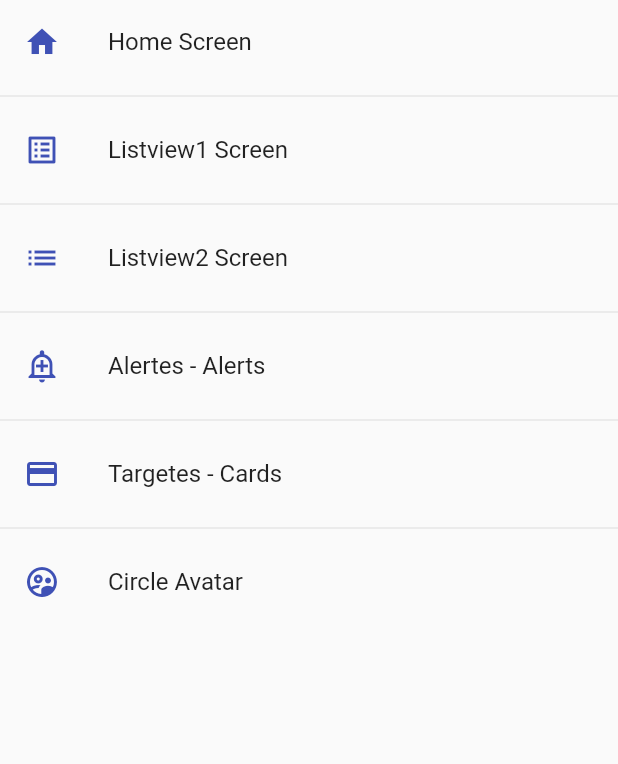
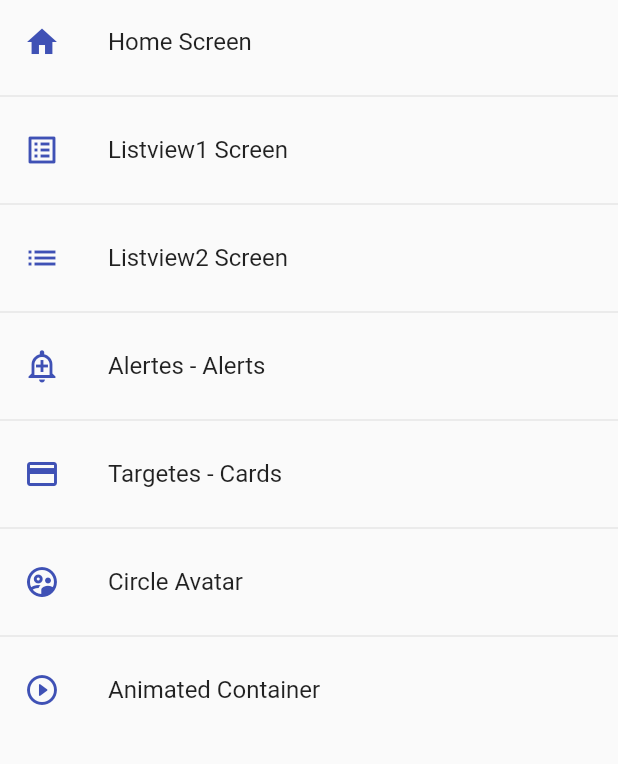
Before and after one commit to sitnesTIC/flutter_applications, a Flutter app: the screen it shows after launch, on a phone screen of 412 x 824 dp, the part 84-848 px from its top. Run offline on Flutter 3.47's test engine with Material 2 defaults, Android fonts, the phone set to English and light mode, and no system bars.

Commit message:
Widget Container

```diff
--- a/lib/router/app_routes.dart
+++ b/lib/router/app_routes.dart
@@ -38,6 +38,11 @@
         name: 'Circle Avatar',
         screen: const AvatarScreen(),
         icon: Icons.supervised_user_circle_outlined),
+    MenuOption(
+        route: 'animated',
+        name: 'Animated Container',
+        screen: const AnimatedScreen(),
+        icon: Icons.play_circle_outline_rounded),
   ];
 
   static Map<String, Widget Function(BuildContext)> getAppRoutes() {
--- a/lib/screens/avatar_screen.dart
+++ b/lib/screens/avatar_screen.dart
@@ -18,7 +18,7 @@
           )
         ],
       ),
-      body: Center(
+      body: const Center(
           child: CircleAvatar(
         maxRadius: 150,
         backgroundImage:
--- a/lib/screens/screens.dart
+++ b/lib/screens/screens.dart
@@ -5,3 +5,4 @@
 export 'package:flutter_applications/screens/home_screen.dart';
 export 'package:flutter_applications/screens/listview1_screen.dart';
 export 'package:flutter_applications/screens/listview2_screen.dart';
+export 'package:flutter_applications/screens/animated_screen.dart';
```
Also changed, not shown: lib/screens/animated_screen.dart (added, +52 -0 lines).
